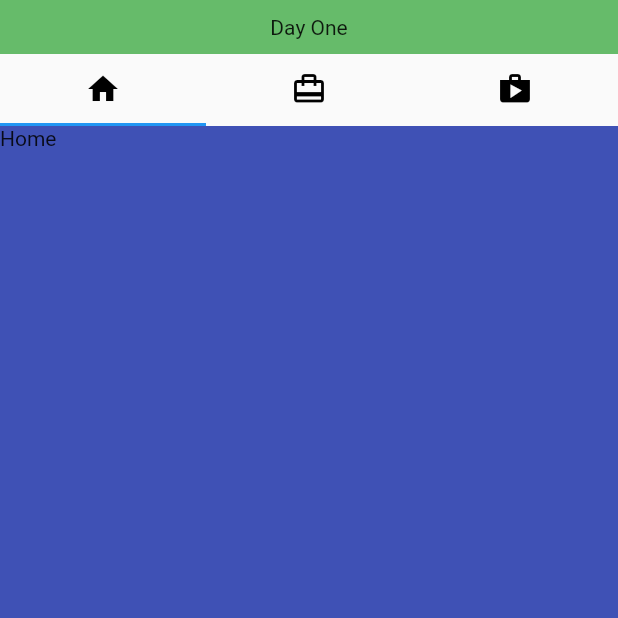
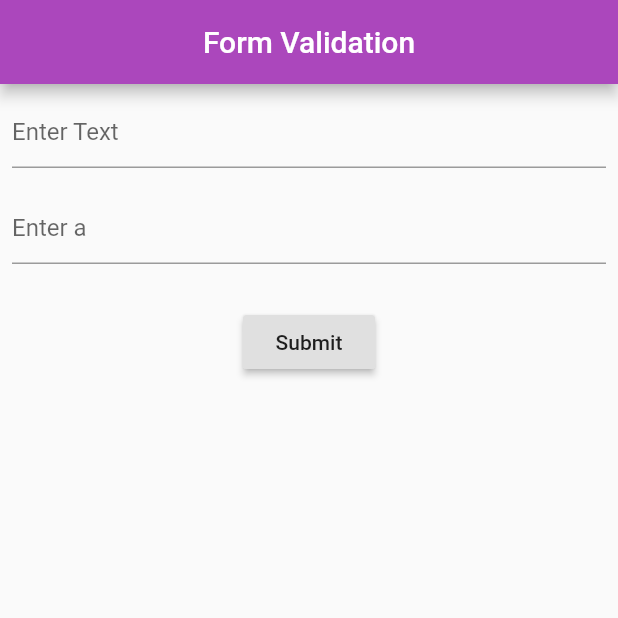
Before and after one commit to Nkwachi-N/Level-Up, a Flutter app: the screen it shows after launch, on a phone screen of 412 x 824 dp, the top half of it. Run offline on Flutter 3.47's test engine with Material 2 defaults, Android fonts, the phone set to English and light mode, and no system bars.

Commit message:
Form Validation Done.

```diff
--- a/lib/main.dart
+++ b/lib/main.dart
@@ -1,3 +1,4 @@
+
 import 'package:flutter/material.dart';
 
 void main(){
@@ -12,61 +13,69 @@ class MyApp extends StatelessWidget {
       theme: ThemeData(
         primaryColor: Colors.purple.shade400
       ),
-      home: Home(),
+      home: Scaffold(
+        body: Home(),
+      ),
     );
   }
 }
 
-class Home extends StatelessWidget {
-  /*TabController _tabController = TabController(
-    length: 3, vsync: this
-  );*/
+class Home extends StatefulWidget {
+  @override
+  _HomeState createState() => _HomeState();
+}
+
+class _HomeState extends State<Home> {
   @override
   Widget build(BuildContext context) {
-    return SafeArea(
-      child: Scaffold(
-        body: DefaultTabController(
-          length: 3,
+    final _formKey = GlobalKey<FormState>();
+    return Scaffold(
+      appBar: AppBar(
+        centerTitle: true,
+        title:Text('Form Validation') ,
+      ),
+      body: Form(
+        key: _formKey,
           child: Column(
             children: [
-              Container(
-                padding: const EdgeInsets.all(10.0),
-                child: Center(
-                    child: Text('Day One')),
-                color: Colors.green.shade400,
+              Padding(
+                padding: const EdgeInsets.all(8.0),
+                child: TextFormField(
+                  decoration: InputDecoration(
+                    hintText: 'Enter Text'
+                  ),
+                  validator: (value){
+                    if(value.isEmpty){
+                      return 'Field cannot be empty';
+                    }
+                    return null;
+                  },
+                ),
               ),
-              TabBar(tabs:[
-                Tab(
-                  icon: Icon(Icons.home,
-                  color: Colors.black,),
+              Padding(
+                padding: const EdgeInsets.all(8.0),
+                child: TextFormField(
+                  decoration: InputDecoration(
+                      hintText: 'Enter a'
+                  ),
+                  validator: (value){
+                    if(!value.contains('a')){
+                      return 'Enter just a bossman, it\'s not hard.';
+                    }
+                    return null;
+                  },
                 ),
-                Tab(
-                  icon: Icon(Icons.card_travel,
-                  color: Colors.black,),
-                ),
-                Tab(
-                  icon: Icon(Icons.shop,
-                  color: Colors.black,),
-                )
-              ]),
-              Expanded(child: TabBarView(children: [
-                Container(
-                  color:Colors.indigo,
-                  child: Text('Home'),
-                ),
-                Container(
-                  color: Colors.yellow.shade900,
-                ),
-                Container(
-                  color: Colors.green,
-                  child: Text('Home'),
-                )
-
-              ]))
+              ),
+              SizedBox(height: 20.0 ,),
+              RaisedButton(
+                child: Text('Submit'),
+                  onPressed: (){
+                if(_formKey.currentState.validate()){
+                  Scaffold.of(context).showSnackBar(SnackBar(content: Text('Good job!')));
+                }
+              })
             ],
-          ),
-        ),
-
+      )
       ),
     );
   }
```
